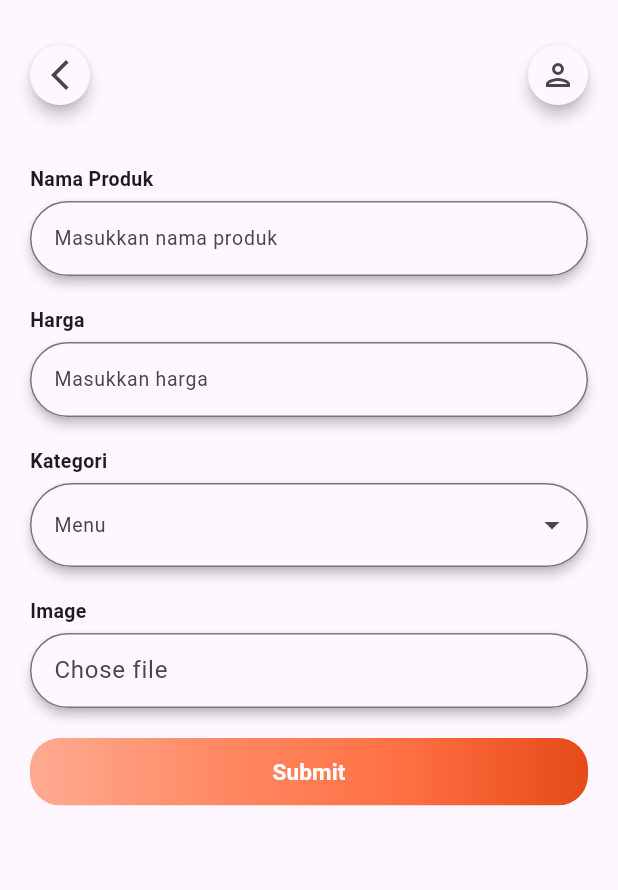
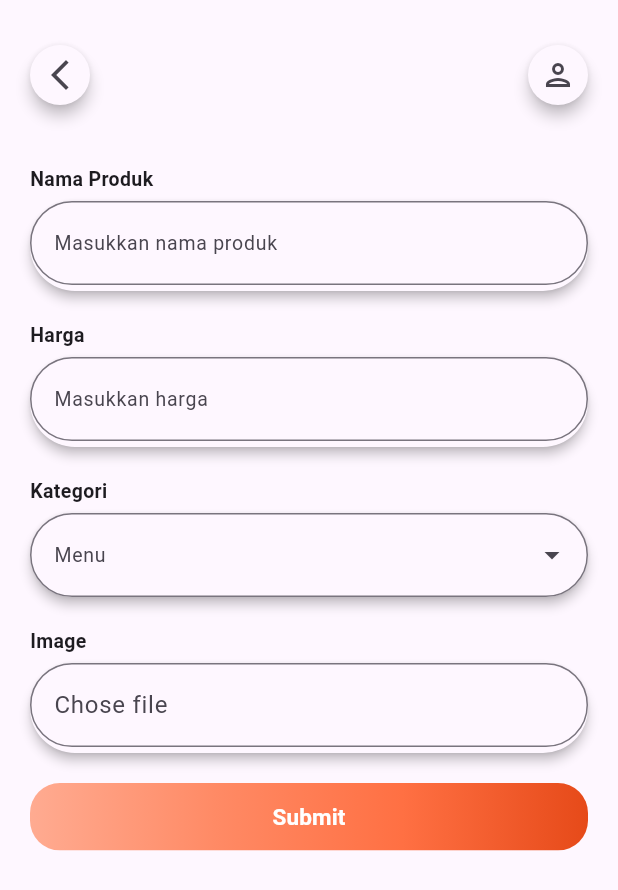
Before and after one commit to Morns123/starbhak-mart-mobile, a Flutter app: the AddButton screen opened directly, on a phone screen of 412 x 824 dp. Shown: the top 890 px of the screen. Run offline on Flutter 3.47's test engine with Material 3 defaults, Android fonts, the phone set to English and light mode, and no system bars; drawn by our look-alikes of dropdown_search; our stand-ins replace another_flutter_splash_screen, curved_navigation_bar, image_picker.

Commit message:
fix: fix field height

```diff
--- a/lib/addButton.dart
+++ b/lib/addButton.dart
@@ -115,7 +115,7 @@ class _AddButtonState extends State<AddButton> {
           elevation: 3,
           borderRadius: BorderRadius.circular(30),
           child: Container(
-            height: 50,
+            height: 60,
             child: TextField(
               keyboardType: TextInputType.text,
               decoration: InputDecoration(
@@ -155,7 +155,7 @@ class _AddButtonState extends State<AddButton> {
           elevation: 3,
           borderRadius: BorderRadius.circular(30),
           child: Container(
-            height: 50,
+            height: 60,
             child: GestureDetector(
               onTap: _getImage,
               child: AbsorbPointer(
--- a/lib/main.dart
+++ b/lib/main.dart
@@ -14,7 +14,7 @@ class MyApp extends StatelessWidget {
   Widget build(BuildContext context) {
     return MaterialApp(
       debugShowCheckedModeBanner: false,
-      home: SplashGIF(),
+      home: SplashPNG(),
     );
   }
 }
```
